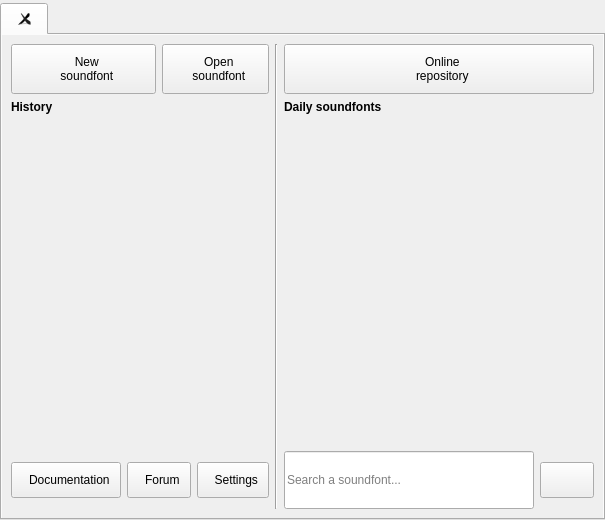
davy7125/polyphone, file sources/mainwindow/mainwindow.ui: the form before one commit.
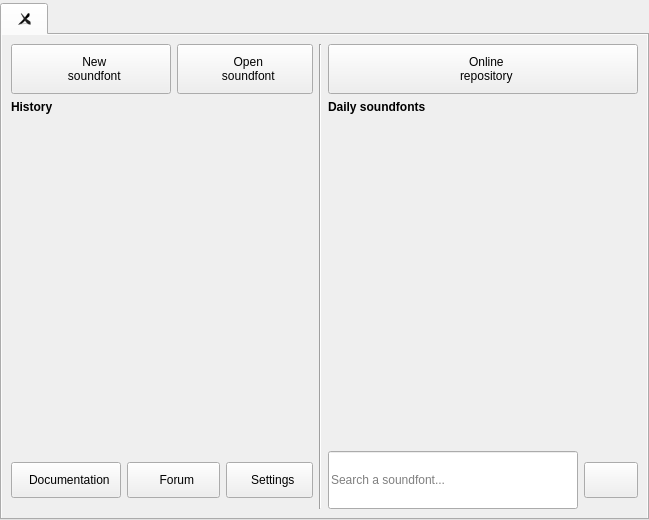
The form after the commit. Icons and pictures are not drawn. Custom widgets are drawn as their Qt base class.

Patch:
```diff
--- a/sources/mainwindow/mainwindow.ui
+++ b/sources/mainwindow/mainwindow.ui
@@ -6,7 +6,7 @@
    <rect>
     <x>0</x>
     <y>0</y>
-    <width>595</width>
+    <width>649</width>
     <height>520</height>
    </rect>
   </property>
@@ -29,6 +29,27 @@
      <number>0</number>
     </property>
     <property name="topMargin">
+     <number>0</number>
+    </property>
+    <property name="rightMargin">
+     <number>0</number>
+    </property>
+    <property name="bottomMargin">
+     <number>0</number>
+    </property>
+    <item row="0" column="0">
+     <widget class="AnimatedBackground" name="animatedBackground" native="true">
+      <property name="sizePolicy">
+       <sizepolicy hsizetype="Expanding" vsizetype="Expanding">
+        <horstretch>0</horstretch>
+        <verstretch>0</verstretch>
+       </sizepolicy>
+      </property>
+      <layout class="QGridLayout" name="gridLayout_3">
+       <property name="leftMargin">
+        <number>0</number>
+       </property>
+       <property name="topMargin">
      <number>3</number>
     </property>
     <property name="rightMargin">
@@ -62,6 +83,18 @@
         <string/>
        </attribute>
        <layout class="QGridLayout" name="gridLayout_2" columnstretch="1,1,1,1,1,1,1,3,0" columnminimumwidth="0,0,0,0,0,0,0,250,0">
+           <property name="leftMargin">
+            <number>9</number>
+           </property>
+           <property name="topMargin">
+            <number>9</number>
+           </property>
+           <property name="rightMargin">
+            <number>9</number>
+           </property>
+           <property name="bottomMargin">
+            <number>9</number>
+           </property>
         <item row="3" column="4" colspan="2">
          <widget class="QPushButton" name="pushButtonSettings">
           <property name="styleSheet">
@@ -242,6 +275,9 @@
     </item>
    </layout>
   </widget>
+    </item>
+   </layout>
+  </widget>
  </widget>
  <customwidgets>
   <customwidget>
@@ -262,6 +298,12 @@
    <header>coloredtabwidget.h</header>
    <container>1</container>
   </customwidget>
+  <customwidget>
+   <class>AnimatedBackground</class>
+   <extends>QWidget</extends>
+   <header>animatedbackground.h</header>
+   <container>1</container>
+  </customwidget>
  </customwidgets>
  <resources/>
  <connections/>
```
Lines whose indentation alone changed are shown as unchanged.
